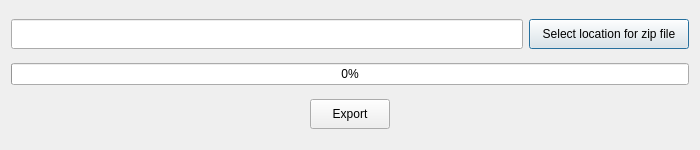
Old version of the form Gui/Dialogs/DialogExport.ui in the repository fxdeniz/NeSync.
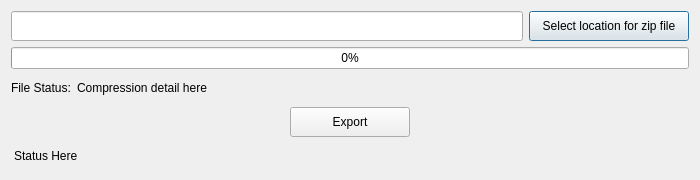
New version of the form.

Commit message: status information added to `DialogExport`

What changed in the file:
```diff
--- a/Gui/Dialogs/DialogExport.ui
+++ b/Gui/Dialogs/DialogExport.ui
@@ -7,19 +7,19 @@
     <x>0</x>
     <y>0</y>
     <width>700</width>
-    <height>150</height>
+    <height>180</height>
    </rect>
   </property>
   <property name="minimumSize">
    <size>
     <width>0</width>
-    <height>150</height>
+    <height>180</height>
    </size>
   </property>
   <property name="maximumSize">
    <size>
     <width>16777215</width>
-    <height>150</height>
+    <height>180</height>
    </size>
   </property>
   <property name="windowTitle">
@@ -75,7 +75,25 @@
     </widget>
    </item>
    <item>
-    <layout class="QHBoxLayout" name="horizontalLayout_2">
+    <layout class="QHBoxLayout" name="horizontalLayout_2" stretch="0,2">
+     <item>
+      <widget class="QLabel" name="labelFileStatus">
+       <property name="text">
+        <string>File Status:</string>
+       </property>
+      </widget>
+     </item>
+     <item>
+      <widget class="QLabel" name="labelFilePath">
+       <property name="text">
+        <string>Compression detail here</string>
+       </property>
+      </widget>
+     </item>
+    </layout>
+   </item>
+   <item>
+    <layout class="QHBoxLayout" name="horizontalLayout_3">
      <item>
       <spacer name="horizontalSpacer_2">
        <property name="orientation">
@@ -93,7 +111,7 @@
       <widget class="QPushButton" name="buttonExport">
        <property name="minimumSize">
         <size>
-         <width>0</width>
+         <width>120</width>
          <height>30</height>
         </size>
        </property>
@@ -117,6 +135,19 @@
      </item>
     </layout>
    </item>
+   <item>
+    <widget class="QLabel" name="labelStatus">
+     <property name="styleSheet">
+      <string notr="true">QLabel
+ {
+padding:  5px 5px 5px 0px;
+}</string>
+     </property>
+     <property name="text">
+      <string>Status Here</string>
+     </property>
+    </widget>
+   </item>
   </layout>
  </widget>
  <resources/>
```
The commit also changes 4 other files.
